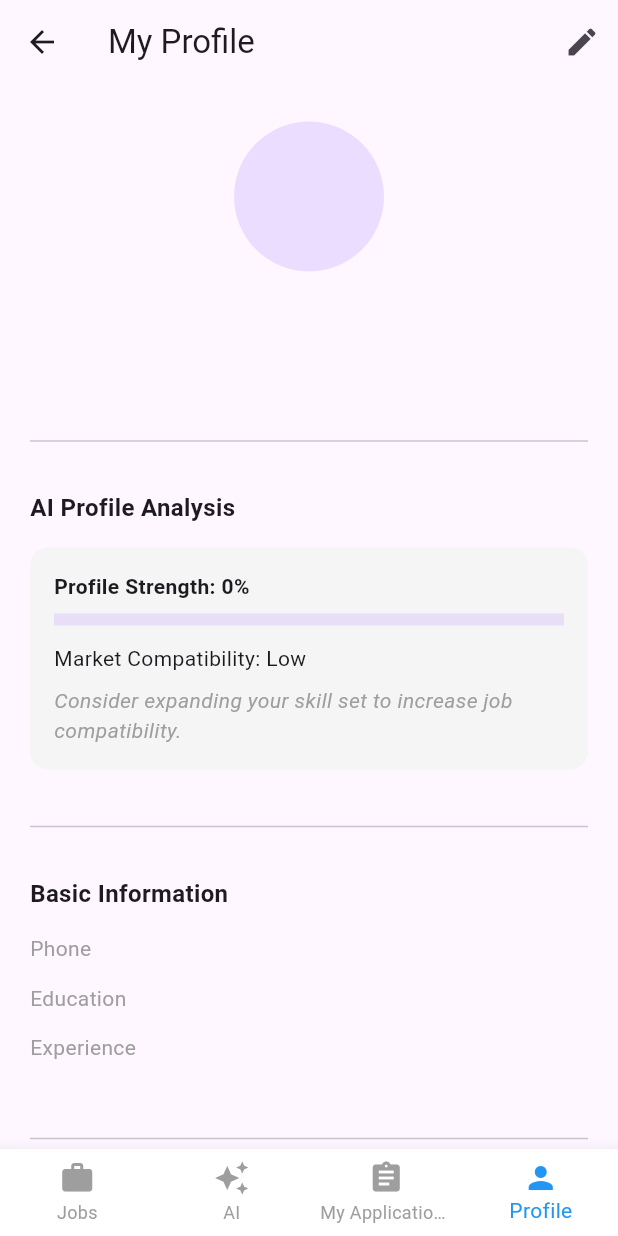
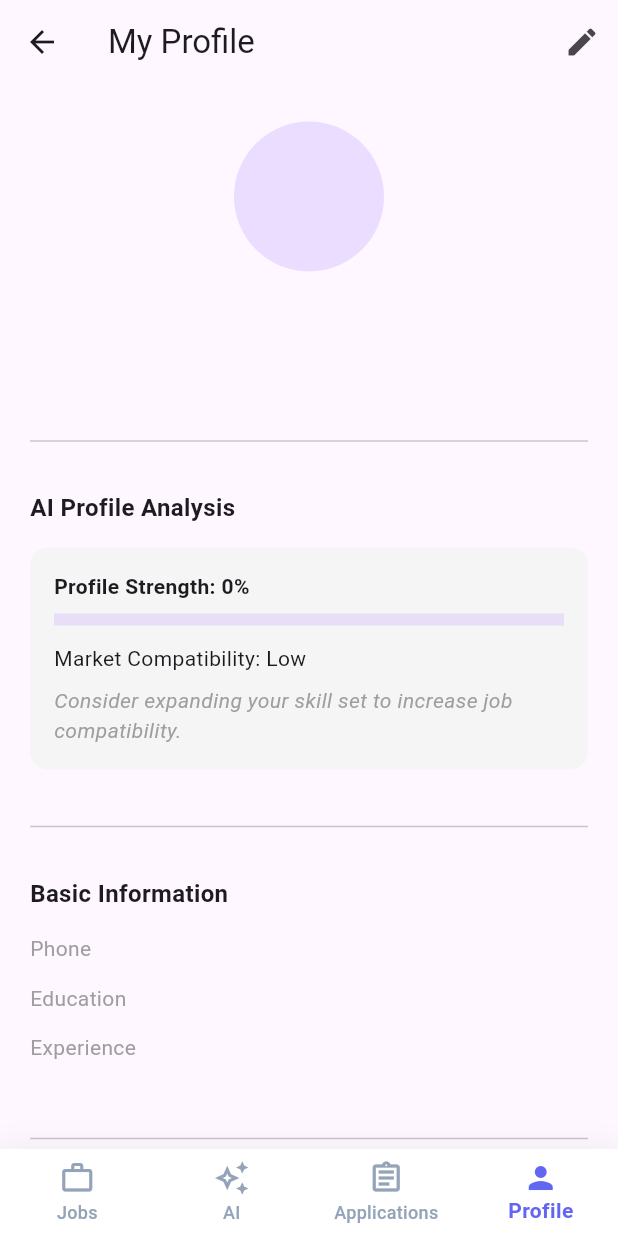
Before and after one commit to AaditAntony/Talent-Sphere-AI, a Flutter app: the UserDashboardPage screen opened directly, item 4 of the bottom bar chosen, on a phone screen of 412 x 824 dp. Run offline on Flutter 3.47's test engine with Material 3 defaults, Android fonts, the phone set to English and light mode, and no system bars; our stand-ins replace cloud_firestore, file_picker, firebase_auth, firebase_core, fl_chart, image_picker; missing offline and left inert: flutter_pdfview; accounts and stored records are empty.

Commit message:
the ui is modified

```diff
--- a/lib/user/user_dashboard_page.dart
+++ b/lib/user/user_dashboard_page.dart
@@ -1,9 +1,7 @@
 import 'package:flutter/material.dart';
 import 'package:talent_phere_ai/user/user_ai_recommended_page.dart';
 import 'package:talent_phere_ai/user/user_my_applciation_page.dart';
-
 import 'user_job_listing_page.dart';
-
 import 'user_profile_view_page.dart';
 
 class UserDashboardPage extends StatefulWidget {
@@ -26,30 +24,71 @@ class _UserDashboardPageState extends State<UserDashboardPage> {
   @override
   Widget build(BuildContext context) {
     return Scaffold(
+      backgroundColor: const Color(0xFFF8FAFC),
+
       body: _pages[_currentIndex],
 
-      bottomNavigationBar: BottomNavigationBar(
+      bottomNavigationBar: Container(
+        decoration: BoxDecoration(
+          color: Colors.white,
+          boxShadow: [
+            BoxShadow(
+              blurRadius: 15,
+              color: Colors.black.withOpacity(0.05),
+              offset: const Offset(0, -3),
+            ),
+          ],
+        ),
+        child: ClipRRect(
+          borderRadius: const BorderRadius.vertical(top: Radius.circular(18)),
+          child: BottomNavigationBar(
             currentIndex: _currentIndex,
+
             onTap: (index) {
               setState(() {
                 _currentIndex = index;
               });
             },
+
             type: BottomNavigationBarType.fixed,
             backgroundColor: Colors.white,
-        selectedItemColor: Colors.blue,
-        unselectedItemColor: Colors.grey,
-        showUnselectedLabels: true,
-        elevation: 10,
+
+            selectedItemColor: const Color(0xFF6366F1),
+            unselectedItemColor: const Color(0xFF94A3B8),
+
+            selectedLabelStyle: const TextStyle(fontWeight: FontWeight.w600),
+
+            unselectedLabelStyle: const TextStyle(fontWeight: FontWeight.w500),
+
+            elevation: 0,
+
             items: const [
-          BottomNavigationBarItem(icon: Icon(Icons.work), label: "Jobs"),
-          BottomNavigationBarItem(icon: Icon(Icons.auto_awesome), label: "AI"),
               BottomNavigationBarItem(
-            icon: Icon(Icons.assignment),
-            label: "My Applications",
+                icon: Icon(Icons.work_outline),
+                activeIcon: Icon(Icons.work),
+                label: "Jobs",
               ),
-          BottomNavigationBarItem(icon: Icon(Icons.person), label: "Profile"),
+
+              BottomNavigationBarItem(
+                icon: Icon(Icons.auto_awesome_outlined),
+                activeIcon: Icon(Icons.auto_awesome),
+                label: "AI",
+              ),
+
+              BottomNavigationBarItem(
+                icon: Icon(Icons.assignment_outlined),
+                activeIcon: Icon(Icons.assignment),
+                label: "Applications",
+              ),
+
+              BottomNavigationBarItem(
+                icon: Icon(Icons.person_outline),
+                activeIcon: Icon(Icons.person),
+                label: "Profile",
+              ),
             ],
+          ),
+        ),
       ),
     );
   }
```
Lines whose indentation alone changed are shown as unchanged.
